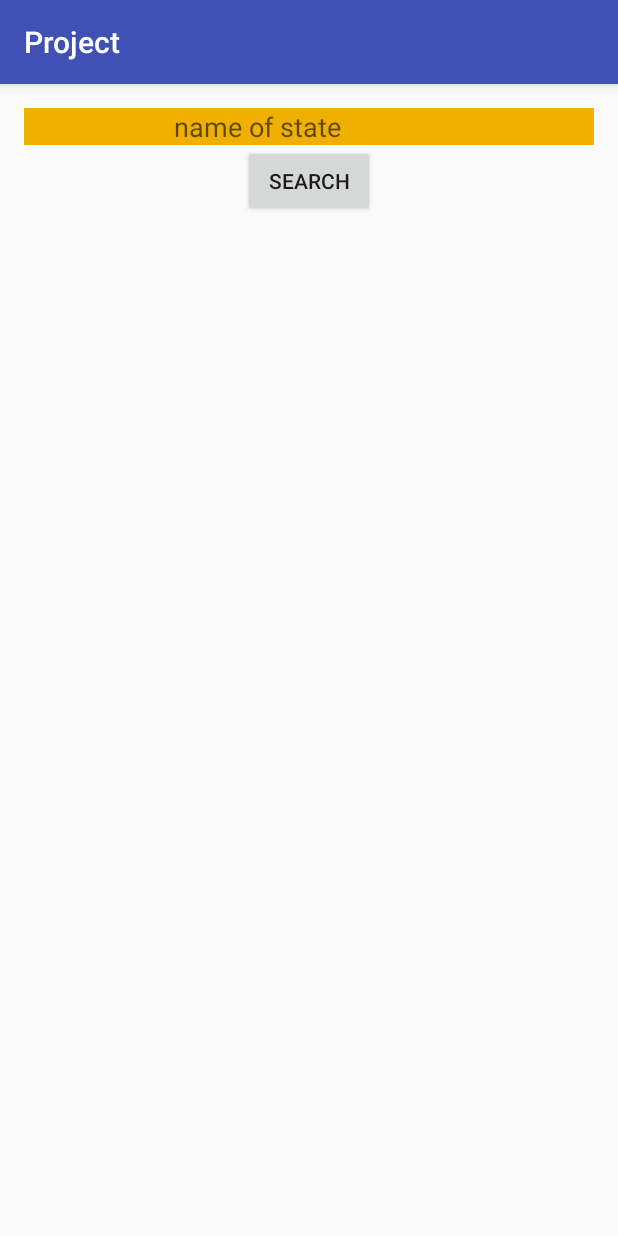
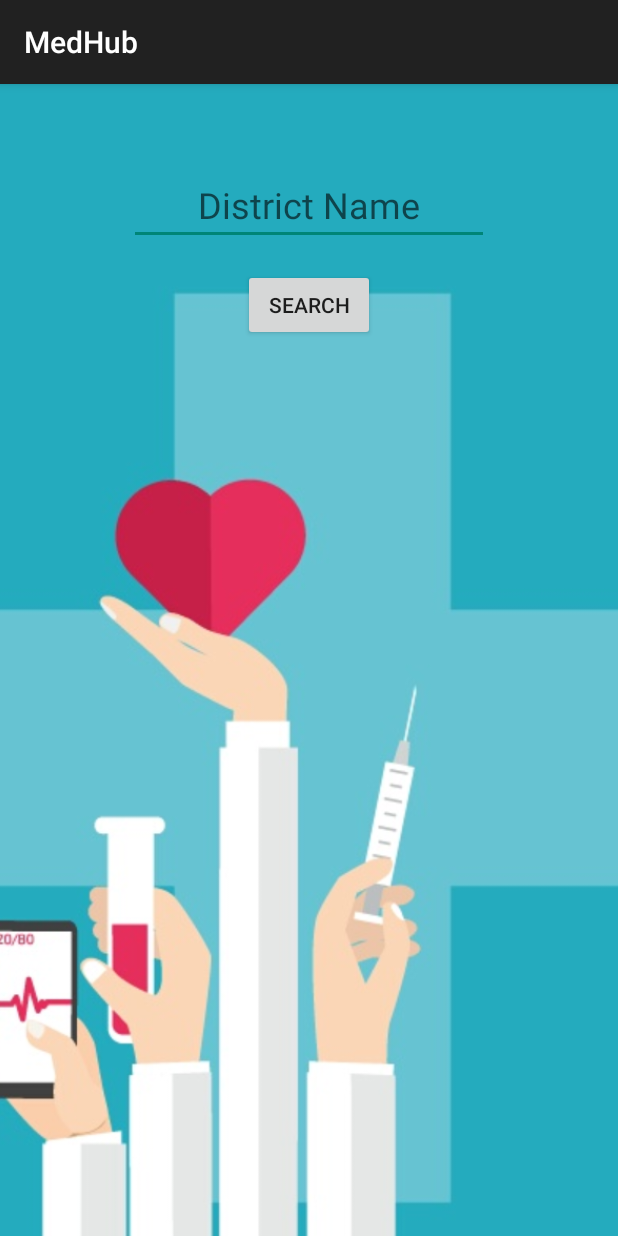
Before and after one commit to nsashi/MedHub-Android-Application, an Android app: the screen it shows after launch (MainActivity), on a phone screen of 412 x 824 dp. Run offline under Robolectric (Android 15) with nearby library versions, the phone set to English and light mode, and no system bars.

Commit message:
Cahnging layout design

```diff
--- a/app/src/main/AndroidManifest.xml
+++ b/app/src/main/AndroidManifest.xml
@@ -7,7 +7,7 @@
         android:icon="@mipmap/ic_launcher"
         android:label="@string/app_name"
         android:supportsRtl="true"
-        android:theme="@style/AppTheme">
+        android:theme="@style/Theme.AppCompat.DayNight.DarkActionBar">
         <activity android:name=".MainActivity">
             <intent-filter>
                 <action android:name="android.intent.action.MAIN" />
--- a/app/src/main/res/layout/activity_main.xml
+++ b/app/src/main/res/layout/activity_main.xml
@@ -1,33 +1,46 @@
 <?xml version="1.0" encoding="utf-8"?>
-<LinearLayout xmlns:android="http://schemas.android.com/apk/res/android"
+<RelativeLayout xmlns:android="http://schemas.android.com/apk/res/android"
     xmlns:tools="http://schemas.android.com/tools"
     android:id="@+id/activity_main"
     android:layout_width="match_parent"
     android:layout_height="match_parent"
-    android:orientation="vertical"
-    android:paddingBottom="@dimen/activity_vertical_margin"
-    android:paddingLeft="@dimen/activity_horizontal_margin"
-    android:paddingRight="@dimen/activity_horizontal_margin"
-    android:paddingTop="@dimen/activity_vertical_margin"
+ android:weightSum="1">
 
-    android:weightSum="1">
+
+    <ImageView
+        android:layout_width="match_parent"
+        android:layout_height="match_parent"
+        android:src="@drawable/tra"
+        android:scaleType="centerCrop"
+        android:layout_alignParentTop="true"
+        android:layout_alignParentStart="true" />
+
     <EditText
-        android:layout_width="match_parent"
+        android:layout_width="240dp"
         android:layout_height="wrap_content"
-        android:hint="name of state"
-        android:paddingLeft="100dp"
-        android:background="#f0b000"
-        android:textColor="#b00f00"
-        android:layout_gravity="center_horizontal"
+        android:hint="District Name"
+        android:textSize="24sp"
+        android:gravity="center"
+
+        android:layout_centerHorizontal="true"
+        android:textColor="#000"
         android:id="@+id/edit1"
-         />
+        android:layout_marginLeft="128dp"
+        android:layout_marginEnd="61dp"
+
+        android:layout_marginTop="54dp" />
+
     <Button
         android:layout_width="wrap_content"
         android:layout_height="wrap_content"
         android:text="search"
         android:layout_gravity="center"
-        android:onClick="sc1"/>
+        android:onClick="sc1"
+
+        android:id="@+id/button"
+        android:layout_marginTop="16dp"
+        android:layout_below="@+id/edit1"
+        android:layout_centerHorizontal="true" />
 
 
-
-</LinearLayout>
+</RelativeLayout>
--- a/app/src/main/res/layout/resultview.xml
+++ b/app/src/main/res/layout/resultview.xml
@@ -10,6 +10,8 @@
     xmlns:android="http://schemas.android.com/apk/res/android"
     xmlns:tools="http://schemas.android.com/tools"
     android:id="@+id/activity_listview"
+    android:background="#26b5d6"
+
 
     android:layout_width="match_parent"
     android:layout_height="wrap_content"
@@ -21,5 +23,6 @@
     android:orientation="vertical">
 
 
+
 </LinearLayout>
 </ScrollView>
--- a/app/src/main/res/values/strings.xml
+++ b/app/src/main/res/values/strings.xml
@@ -1,3 +1,3 @@
 <resources>
-    <string name="app_name">Project</string>
+    <string name="app_name">MedHub</string>
 </resources>
```
Also changed, not shown: app/src/main/res/drawable/back.png (added), app/src/main/res/drawable/tra.jpg (added).
